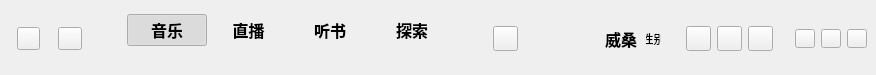
The window that ui/MyWindow/BasicWindow/TitleWidget.ui (a-mo-xi-wei/Qt-KuGouAppClient) describes before a commit, drawn with Qt 5.
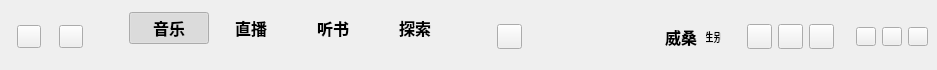
The same window after the commit. Custom widgets are drawn as their Qt base class.

```diff
--- a/ui/MyWindow/BasicWindow/TitleWidget.ui
+++ b/ui/MyWindow/BasicWindow/TitleWidget.ui
@@ -6,53 +6,35 @@
    <rect>
     <x>0</x>
     <y>0</y>
-    <width>876</width>
-    <height>75</height>
+    <width>937</width>
+    <height>70</height>
    </rect>
   </property>
+  <property name="sizePolicy">
+   <sizepolicy hsizetype="Preferred" vsizetype="Fixed">
+    <horstretch>0</horstretch>
+    <verstretch>0</verstretch>
+   </sizepolicy>
+  </property>
   <property name="windowTitle">
    <string>TitleWidget</string>
   </property>
   <layout class="QHBoxLayout" name="horizontalLayout_3">
    <property name="spacing">
-    <number>0</number>
+    <number>6</number>
    </property>
-   <property name="leftMargin">
-    <number>0</number>
-   </property>
-   <property name="topMargin">
-    <number>0</number>
-   </property>
-   <property name="rightMargin">
-    <number>0</number>
-   </property>
-   <property name="bottomMargin">
-    <number>0</number>
-   </property>
-   <item>
-    <widget class="QWidget" name="title_widget" native="true">
-     <property name="sizePolicy">
-      <sizepolicy hsizetype="Preferred" vsizetype="Fixed">
-       <horstretch>0</horstretch>
-       <verstretch>0</verstretch>
-      </sizepolicy>
-     </property>
-     <property name="minimumSize">
-      <size>
-       <width>0</width>
-       <height>75</height>
-      </size>
-     </property>
-     <property name="mouseTracking">
-      <bool>false</bool>
-     </property>
-     <layout class="QHBoxLayout" name="horizontalLayout_5">
       <property name="leftMargin">
        <number>17</number>
       </property>
       <property name="topMargin">
        <number>12</number>
       </property>
+   <property name="rightMargin">
+    <number>9</number>
+   </property>
+   <property name="bottomMargin">
+    <number>9</number>
+   </property>
       <item>
        <widget class="QToolButton" name="title_return_toolButton">
         <property name="minimumSize">
@@ -629,24 +611,7 @@
        </widget>
       </item>
       <item>
-       <widget class="RippleButton" name="min_toolButton">
-        <property name="cursor">
-         <cursorShape>PointingHandCursor</cursorShape>
-        </property>
-        <property name="toolTip">
-         <string/>
-        </property>
-        <property name="text">
-         <string/>
-        </property>
-        <property name="iconSize">
-         <size>
-          <width>12</width>
-          <height>12</height>
-         </size>
-        </property>
-       </widget>
-      </item>
+    <layout class="QHBoxLayout" name="sizeOptionLayout">
       <item>
        <widget class="RippleButton" name="max_toolButton">
         <property name="cursor">
@@ -666,6 +631,25 @@
         </property>
        </widget>
       </item>
+     <item>
+      <widget class="RippleButton" name="min_toolButton">
+       <property name="cursor">
+        <cursorShape>PointingHandCursor</cursorShape>
+       </property>
+       <property name="toolTip">
+        <string/>
+       </property>
+       <property name="text">
+        <string/>
+       </property>
+       <property name="iconSize">
+        <size>
+         <width>12</width>
+         <height>12</height>
+        </size>
+       </property>
+      </widget>
+     </item>
       <item>
        <widget class="RippleButton" name="close_toolButton">
         <property name="cursor">
@@ -686,7 +670,6 @@
        </widget>
       </item>
      </layout>
-    </widget>
    </item>
   </layout>
  </widget>
```
Lines whose indentation alone changed are shown as unchanged.
